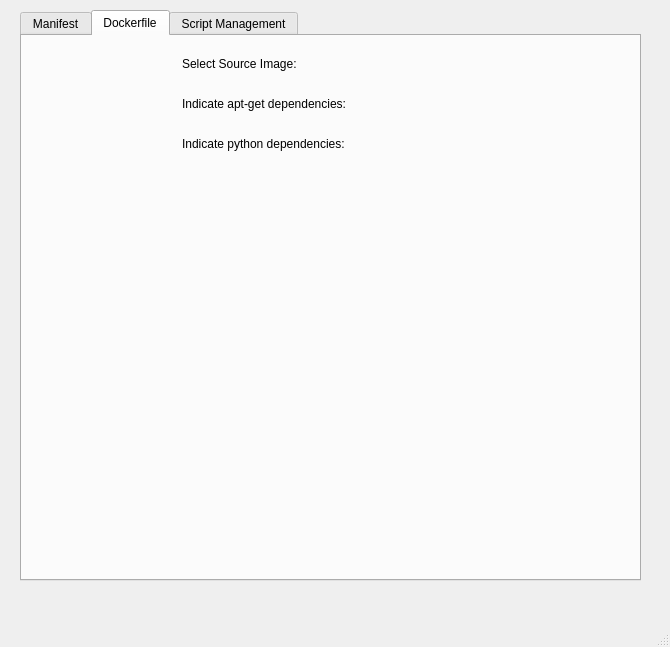
This is manifest.ui in joshicola/gear-building-gui as Qt 5 draws it before an edit. The edited form follows.
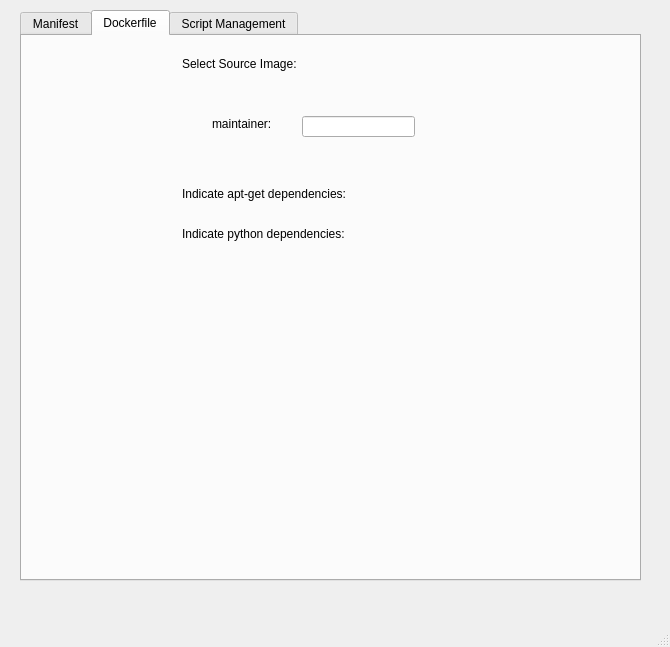
This is the edited form. The open tabs and pages were chosen to show the change.

Patch:
```diff
--- a/manifest.ui
+++ b/manifest.ui
@@ -449,7 +449,7 @@
       <property name="geometry">
        <rect>
         <x>160</x>
-        <y>60</y>
+        <y>150</y>
         <width>201</width>
         <height>16</height>
        </rect>
@@ -462,7 +462,7 @@
       <property name="geometry">
        <rect>
         <x>160</x>
-        <y>100</y>
+        <y>190</y>
         <width>201</width>
         <height>16</height>
        </rect>
@@ -471,6 +471,29 @@
        <string>Indicate python dependencies:</string>
       </property>
      </widget>
+     <widget class="QLineEdit" name="txt_maintainer_2">
+      <property name="geometry">
+       <rect>
+        <x>280</x>
+        <y>80</y>
+        <width>113</width>
+        <height>21</height>
+       </rect>
+      </property>
+     </widget>
+     <widget class="QLabel" name="label_15">
+      <property name="geometry">
+       <rect>
+        <x>190</x>
+        <y>80</y>
+        <width>81</width>
+        <height>16</height>
+       </rect>
+      </property>
+      <property name="text">
+       <string>maintainer:</string>
+      </property>
+     </widget>
     </widget>
     <widget class="QWidget" name="scripts">
      <attribute name="title">
```
Left out of the diff: 4 changed lines with no effect on the pictures.
